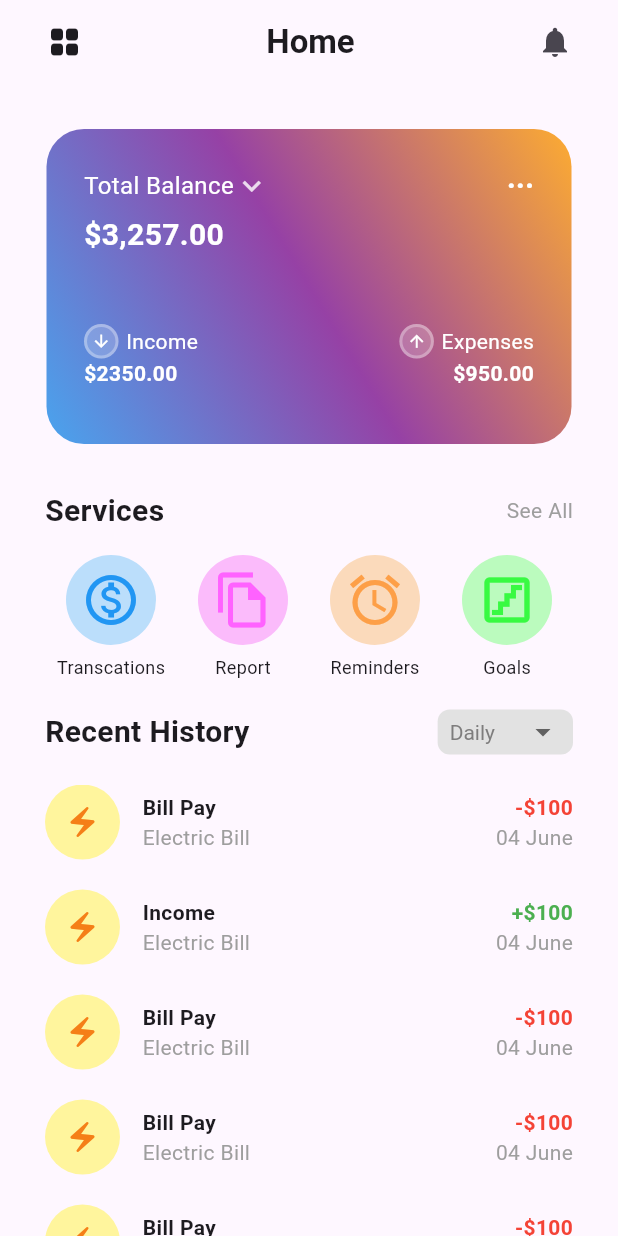
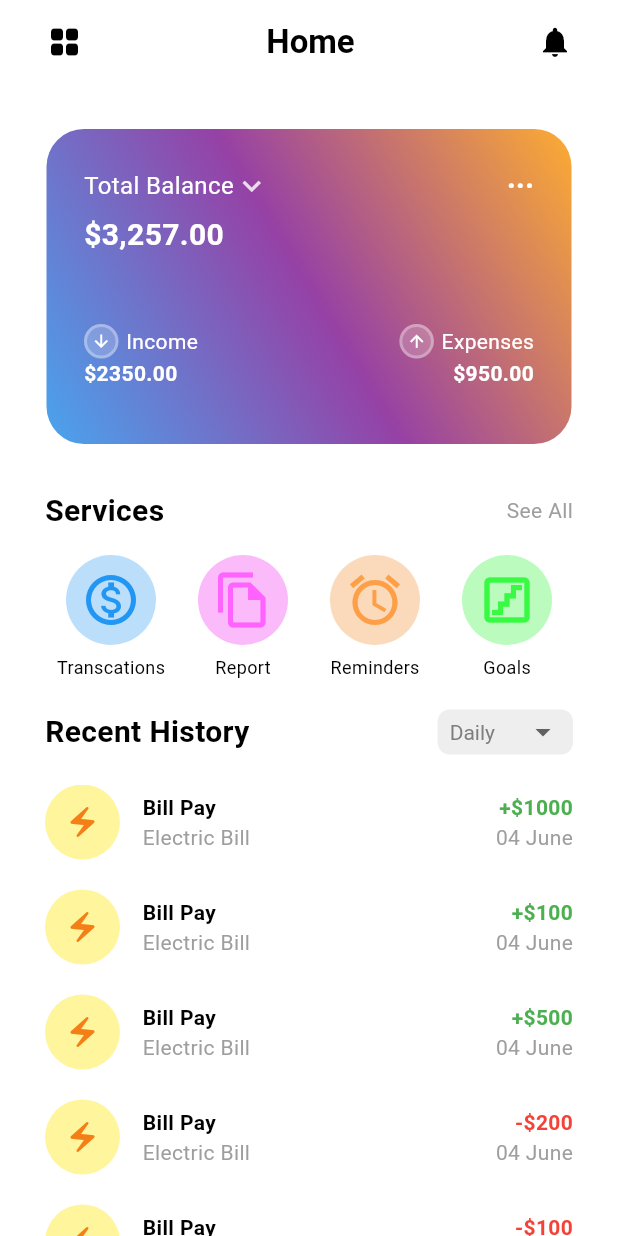
Before and after one commit to UdaraWickramarathne/financial_manager_app_flutter, a Flutter app: the Dashboard screen opened directly, on a phone screen of 412 x 824 dp. Run offline on Flutter 3.47's test engine with Material 3 defaults, Android fonts, the phone set to English and light mode, and no system bars.

Commit message:
dark mode and light mode create, bottom navigation bar create

```diff
--- a/lib/components/dropdown_button.dart
+++ b/lib/components/dropdown_button.dart
@@ -18,8 +18,8 @@ class _ChoiceBoxState extends State<ChoiceBox> {
         height: 30,
         padding: const EdgeInsets.symmetric(horizontal: 8),
         decoration: BoxDecoration(
-          color: const Color.fromARGB(255, 226, 226, 226),
           borderRadius: BorderRadius.circular(8),
+          color: Theme.of(context).colorScheme.secondary,
         ),
         child: DropdownButtonHideUnderline(
           child: DropdownButton<String>(
--- /dev/null
+++ b/lib/models/transaction.dart
@@ -0,0 +1,86 @@
+import 'package:flutter/material.dart';
+
+class Transaction {
+  final Color? boxColor;
+  final IconData? icon;
+  final Color? iconColor;
+  final String title;
+  final String description;
+  final String price;
+  final String date;
+  final bool isIncome;
+
+  Transaction({
+    this.boxColor,
+    this.icon,
+    this.iconColor,
+    required this.title,
+    required this.description,
+    required this.price,
+    required this.date,
+    required this.isIncome,
+  });
+}
+
+List<Transaction> transactions = [
+  Transaction(
+    title: 'Bill Pay',
+    description: 'Electric Bill',
+    price: '1000',
+    date: '04 June',
+    isIncome: true,
+    boxColor: Colors.yellow.shade200,
+    icon: Icons.electric_bolt_rounded,
+    iconColor: Colors.yellow.shade900,
+  ),
+  Transaction(
+    title: 'Bill Pay',
+    description: 'Electric Bill',
+    price: '100',
+    date: '04 June',
+    isIncome: true,
+    boxColor: Colors.yellow.shade200,
+    icon: Icons.electric_bolt_rounded,
+    iconColor: Colors.yellow.shade900,
+  ),
+  Transaction(
+    title: 'Bill Pay',
+    description: 'Electric Bill',
+    price: '500',
+    date: '04 June',
+    isIncome: true,
+    boxColor: Colors.yellow.shade200,
+    icon: Icons.electric_bolt_rounded,
+    iconColor: Colors.yellow.shade900,
+  ),
+  Transaction(
+    title: 'Bill Pay',
+    description: 'Electric Bill',
+    price: '200',
+    date: '04 June',
+    isIncome: false,
+    boxColor: Colors.yellow.shade200,
+    icon: Icons.electric_bolt_rounded,
+    iconColor: Colors.yellow.shade900,
+  ),
+  Transaction(
+    title: 'Bill Pay',
+    description: 'Electric Bill',
+    price: '100',
+    date: '04 June',
+    isIncome: false,
+    boxColor: Colors.yellow.shade200,
+    icon: Icons.electric_bolt_rounded,
+    iconColor: Colors.yellow.shade900,
+  ),
+  Transaction(
+    title: 'Bill Pay',
+    description: 'Electric Bill',
+    price: '1000',
+    date: '04 June',
+    isIncome: false,
+    boxColor: Colors.yellow.shade200,
+    icon: Icons.electric_bolt_rounded,
+    iconColor: Colors.yellow.shade900,
+  ),
+];
--- a/lib/screens/dashboard.dart
+++ b/lib/screens/dashboard/dashboard_page.dart
@@ -2,6 +2,7 @@ import 'package:financial_app/components/dropdown_button.dart';
 import 'package:financial_app/components/services_icon.dart';
 import 'package:financial_app/components/transaction_tile.dart';
 import 'package:financial_app/components/visa_card.dart';
+import 'package:financial_app/models/transaction.dart';
 import 'package:flutter/material.dart';
 
 class Dashboard extends StatelessWidget {
@@ -10,7 +11,11 @@ class Dashboard extends StatelessWidget {
   @override
   Widget build(BuildContext context) {
     return Scaffold(
+      backgroundColor: Theme.of(context).primaryColor,
       appBar: AppBar(
+        backgroundColor: Theme.of(context).colorScheme.surface,
+        scrolledUnderElevation: 0,
+        elevation: 0,
         leading: const Padding(
           padding: EdgeInsets.only(left: 30),
           child: Icon(Icons.grid_view_rounded),
@@ -100,71 +105,21 @@ class Dashboard extends StatelessWidget {
             ),
             const SizedBox(height: 20),
             Expanded(
-              child: SingleChildScrollView(
-                child: Column(
-                  children: [
-                    TransactionTile(
-                      boxColor: Colors.yellow.shade200,
-                      icon: Icons.electric_bolt_rounded,
-                      iconColor: Colors.yellow.shade900,
-                      title: 'Bill Pay',
-                      description: 'Electric Bill',
-                      price: '100',
-                      date: '04 June',
-                      isIncome: false,
-                    ),
-                    TransactionTile(
-                      boxColor: Colors.yellow.shade200,
-                      icon: Icons.electric_bolt_rounded,
-                      iconColor: Colors.yellow.shade900,
-                      title: 'Income',
-                      description: 'Electric Bill',
-                      price: '100',
-                      date: '04 June',
-                      isIncome: true,
-                    ),
-                    TransactionTile(
-                      boxColor: Colors.yellow.shade200,
-                      icon: Icons.electric_bolt_rounded,
-                      iconColor: Colors.yellow.shade900,
-                      title: 'Bill Pay',
-                      description: 'Electric Bill',
-                      price: '100',
-                      date: '04 June',
-                      isIncome: false,
-                    ),
-                    TransactionTile(
-                      boxColor: Colors.yellow.shade200,
-                      icon: Icons.electric_bolt_rounded,
-                      iconColor: Colors.yellow.shade900,
-                      title: 'Bill Pay',
-                      description: 'Electric Bill',
-                      price: '100',
-                      date: '04 June',
-                      isIncome: false,
-                    ),
-                    TransactionTile(
-                      boxColor: Colors.yellow.shade200,
-                      icon: Icons.electric_bolt_rounded,
-                      iconColor: Colors.yellow.shade900,
-                      title: 'Bill Pay',
-                      description: 'Electric Bill',
-                      price: '100',
-                      date: '04 June',
-                      isIncome: false,
-                    ),
-                    TransactionTile(
-                      boxColor: Colors.yellow.shade200,
-                      icon: Icons.electric_bolt_rounded,
-                      iconColor: Colors.yellow.shade900,
-                      title: 'Bill Pay',
-                      description: 'Electric Bill',
-                      price: '100',
-                      date: '04 June',
-                      isIncome: false,
-                    )
-                  ],
-                ),
+              child: ListView.builder(
+                itemCount: transactions.length,
+                itemBuilder: (context, index) {
+                  final transaction = transactions[index];
+                  return TransactionTile(
+                    boxColor: transaction.boxColor,
+                    icon: transaction.icon,
+                    iconColor: transaction.iconColor,
+                    title: transaction.title,
+                    description: transaction.description,
+                    price: transaction.price,
+                    date: transaction.date,
+                    isIncome: transaction.isIncome,
+                  );
+                },
               ),
             ),
           ],
--- a/lib/screens/login_screen.dart
+++ b/lib/screens/login_page.dart
@@ -1,6 +1,6 @@
 import 'package:financial_app/components/input_field.dart';
 import 'package:financial_app/components/login_singup_button.dart';
-import 'package:financial_app/screens/signup_screen.dart';
+import 'package:financial_app/screens/signup_page.dart';
 import 'package:flutter/material.dart';
 
 class LoginScreen extends StatefulWidget {
--- /dev/null
+++ b/lib/themes/themedata.dart
@@ -0,0 +1,19 @@
+import 'package:flutter/material.dart';
+
+ThemeData lightMode = ThemeData(
+    primaryColor: Colors.white,
+    brightness: Brightness.light,
+    colorScheme: ColorScheme.light(
+      surface: Colors.white,
+      primary: Colors.grey.shade800,
+      secondary: Colors.grey.shade200,
+    ));
+
+ThemeData darkMode = ThemeData(
+    primaryColor: Colors.grey.shade900,
+    brightness: Brightness.dark,
+    colorScheme: ColorScheme.dark(
+      surface: Colors.grey.shade900,
+      primary: Colors.grey.shade300,
+      secondary: Colors.grey.shade800,
+    ));
--- a/pubspec.yaml
+++ b/pubspec.yaml
@@ -35,6 +35,7 @@ dependencies:
   # The following adds the Cupertino Icons font to your application.
   # Use with the CupertinoIcons class for iOS style icons.
   cupertino_icons: ^1.0.8
+  provider:
 
 dev_dependencies:
   flutter_test:
```
Also changed, not shown: lib/main.dart (+44 -6 lines), lib/screens/dashboard/dashboard_index_page.dart (added, +26 -0 lines), lib/screens/home/home_page.dart (added, +46 -0 lines), lib/screens/signup_page.dart (renamed from lib/screens/signup_screen.dart, +5 -3 lines), lib/screens/transaction/transaction_index_page.dart (added, +26 -0 lines), lib/screens/transaction/transaction_page.dart (added, +48 -0 lines), lib/services/navigators.dart (added, +13 -0 lines), lib/themes/themeprovider.dart (added, +30 -0 lines), lib/screens/welcome_page.dart (renamed from lib/screens/home_screen.dart), lib/themes/theme_colors.dart (added), pubspec.lock.
